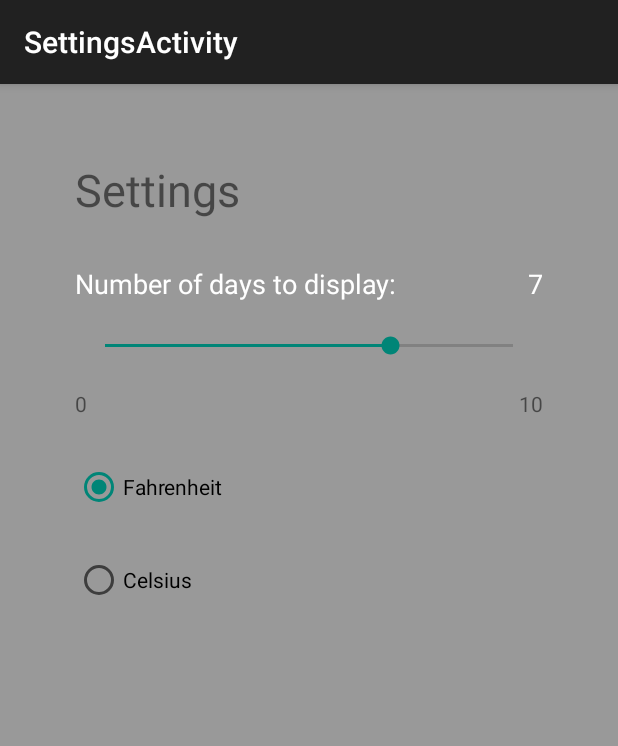
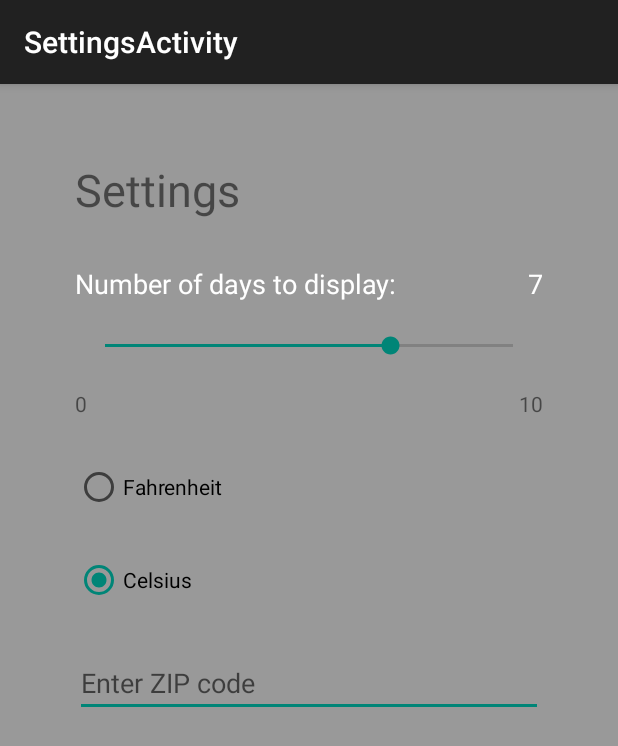
Before and after one commit to remigalvez/RainOrShine1, an Android app: the SettingsActivity screen opened directly, with no data from a screen before it, on a phone screen of 412 x 824 dp. Shown: the top 746 px of the screen. Run offline under Robolectric (Android 15) with nearby library versions, the phone set to English and light mode, and no system bars.

Commit message:
full push

```diff
--- a/app/src/main/AndroidManifest.xml
+++ b/app/src/main/AndroidManifest.xml
@@ -21,7 +21,7 @@
             </intent-filter>
         </activity>
         <activity
-            android:name=".SettingsActivity"
+            android:name=".activity.SettingsActivity"
             android:label="@string/title_activity_settings"
             android:screenOrientation="portrait">
         </activity>
--- a/app/src/main/java/com/remigalvez/rainorshine/Utils.java
+++ b/app/src/main/java/com/remigalvez/rainorshine/Utils.java
@@ -1,5 +1,8 @@
 package com.remigalvez.rainorshine;
 
+import android.app.AlertDialog;
+
+import com.remigalvez.rainorshine.activity.MainActivity;
 import com.remigalvez.rainorshine.objects.DayWeather;
 
 import org.apache.http.HttpEntity;
@@ -9,6 +12,7 @@ import org.apache.http.client.HttpClient;
 import org.apache.http.client.methods.HttpGet;
 import org.apache.http.impl.client.DefaultHttpClient;
 import org.apache.http.util.EntityUtils;
+
 import org.json.JSONArray;
 import org.json.JSONException;
 import org.json.JSONObject;
@@ -101,7 +105,7 @@ public class Utils {
                 weatherForecast.add(new DayWeather(cityAndState, highFahrenheit, lowFahrenheit, highCelsius, lowCelsius, conditions, iconUrl, weekday, ampm));
             }
         } catch (JSONException e) {
-            e.printStackTrace();
+            return null;
         }
 
         if (weatherForecast.size() == 0)
--- a/app/src/main/java/com/remigalvez/rainorshine/SettingsActivity.java
+++ b/app/src/main/java/com/remigalvez/rainorshine/activity/SettingsActivity.java
@@ -1,4 +1,4 @@
-package com.remigalvez.rainorshine;
+package com.remigalvez.rainorshine.activity;
 
 import android.app.AlertDialog;
 import android.content.DialogInterface;
@@ -14,6 +14,9 @@ import android.widget.RadioButton;
 import android.widget.RadioGroup;
 import android.widget.SeekBar;
 import android.widget.TextView;
+
+import com.remigalvez.rainorshine.R;
+import com.remigalvez.rainorshine.Settings;
 
 public class SettingsActivity extends AppCompatActivity {
     private final String TAG = "SettingsActivity";
--- /dev/null
+++ b/app/src/main/res/layout-land/activity_settings.xml
@@ -0,0 +1,7 @@
+<?xml version="1.0" encoding="utf-8"?>
+<LinearLayout xmlns:android="http://schemas.android.com/apk/res/android"
+              android:orientation="vertical"
+              android:layout_width="match_parent"
+              android:layout_height="match_parent">
+
+</LinearLayout>
--- a/app/src/main/res/layout/activity_settings.xml
+++ b/app/src/main/res/layout/activity_settings.xml
@@ -77,4 +77,12 @@
             android:onClick="onRadioButtonClicked"/>
     </RadioGroup>
 
+    <EditText
+        android:id="@+id/zipcode"
+        android:layout_width="fill_parent"
+        android:layout_height="wrap_content"
+        android:hint="@string/zipcode"
+        android:layout_marginTop="30dp"
+        android:inputType="number"/>
+
 </LinearLayout>
--- a/app/src/main/res/menu/menu_main.xml
+++ b/app/src/main/res/menu/menu_main.xml
@@ -6,4 +6,8 @@
           android:title="@string/action_settings"
           android:orderInCategory="100"
           app:showAsAction="never"/>
+    <item android:id="@+id/action_refresh"
+          android:title="@string/action_refresh"
+          android:orderInCategory="100"
+          app:showAsAction="never"/>
 </menu>
--- a/app/src/main/res/menu/menu_settings.xml
+++ b/app/src/main/res/menu/menu_settings.xml
@@ -1,9 +1,5 @@
 <menu xmlns:android="http://schemas.android.com/apk/res/android"
       xmlns:app="http://schemas.android.com/apk/res-auto"
       xmlns:tools="http://schemas.android.com/tools"
-      tools:context="com.remigalvez.rainorshine.SettingsActivity">
-    <item android:id="@+id/action_settings"
-          android:title="@string/action_settings"
-          android:orderInCategory="100"
-          app:showAsAction="never"/>
+      tools:context="com.remigalvez.rainorshine.activity.SettingsActivity">
 </menu>
--- a/app/src/main/res/values/strings.xml
+++ b/app/src/main/res/values/strings.xml
@@ -3,13 +3,21 @@
     <string name="app_name">RainOrShine</string>
     <string name="hello_world">Hello world!</string>
     <string name="action_settings">Settings</string>
+    <string name="action_refresh">Refresh</string>
     <string name="welcome_message">Rain Or Shine</string>
-    <string name="refresh_button">Get data</string>
+    <string name="try_again">Try Again</string>
     <string name="today">Today</string>
     <string name="daySliderTxt">Number of days to display: </string>
     <string name="settings">Settings</string>
     <string name="fahrenheit">Fahrenheit</string>
     <string name="celsius">Celsius</string>
     <string name="title_activity_settings">SettingsActivity</string>
+    <string name="zipcode">Enter ZIP code</string>
+    <string name="error_location_not_found">Your location could not be found. Click \"Ok\" to use your last known location (if available), or enter your ZIP code.</string>
+    <string name="ok">Ok</string>
+    <string name="weather_data_not_found">Your location is invalid. Please enter your ZIP code, or refresh from the options menu.</string>
+    <string name="invalid_zip_code">You have entered an invalid ZIP code</string>
+    <string name="cant_find_location">Oops, we can\'t find your location!</string>
+    <string name="cancel">Cancel</string>
 
 </resources>
```
Also changed, not shown: app/src/main/java/com/remigalvez/rainorshine/activity/MainActivity.java (+21 -10 lines), app/src/main/java/com/remigalvez/rainorshine/sensor/LocationFinder.java (+19 -3 lines), app/src/main/res/layout-land/activity_main.xml (added, +7 -0 lines), app/src/main/res/layout/activity_main.xml (+17 -8 lines), app/src/main/res/drawable/bg.jpg (deleted), app/src/main/res/drawable/refresh_btn.png (deleted), app/src/main/res/drawable/settings_btn.png (deleted), 2 other files.
